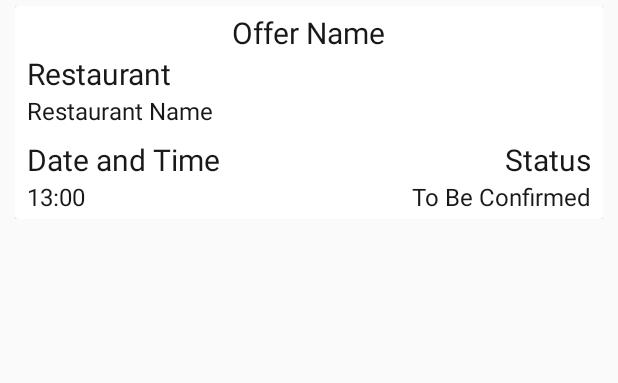
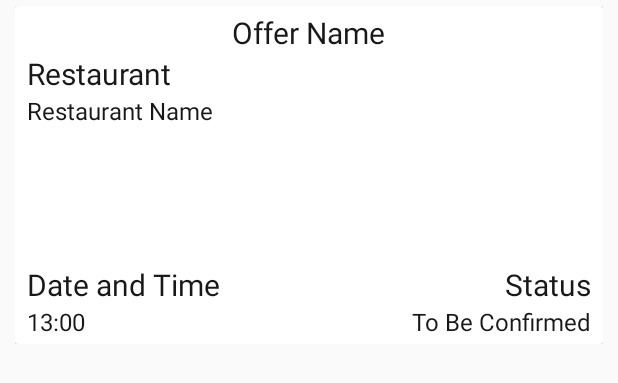
Before and after one commit to pmgrp/Lab4, an Android app: the layout user_reservation_card.xml on its own in the app's theme, with its tools: preview values and no code run, on a phone screen of 412 x 824 dp. Shown: the top 383 px of the screen. Run offline under Robolectric (Android 15) with nearby library versions, the phone set to English and light mode, and no system bars.

Commit message:
Changes from Clément : Name in toolbar and change of design for reservation card

```diff
--- a/app/src/main/AndroidManifest.xml
+++ b/app/src/main/AndroidManifest.xml
@@ -53,7 +53,7 @@
         <activity
             android:name=".UserActivityShowReservationDetails"
             android:label="@string/title_show_reservation_details"
-            android:parentActivityName=".UserActivityMain"
+            android:parentActivityName="UserActivityShowReservationDetails"
             android:screenOrientation="portrait"
             android:theme="@style/AppTheme">
             <meta-data
--- a/app/src/main/java/a15/group/lab4/UserActivityRestaurantProfile.java
+++ b/app/src/main/java/a15/group/lab4/UserActivityRestaurantProfile.java
@@ -24,14 +24,16 @@ public class UserActivityRestaurantProfile extends AppCompatActivity {
     @Override
     protected void onCreate(Bundle savedInstanceState) {
         super.onCreate(savedInstanceState);
+        SharedPreferences preferences = PreferenceManager.getDefaultSharedPreferences(this);
+        Gson gson = new Gson();
         setContentView(R.layout.user_activity_restaurant_profile);
         Toolbar toolbar = (Toolbar) findViewById(R.id.toolbar_restaurant_profile);
+        String json = preferences.getString("restaurant", null);
+        restaurant = gson.fromJson(json, Restaurant.class);
+        toolbar.setTitle(restaurant.getRestaurantName());
         setSupportActionBar(toolbar);
         getSupportActionBar().setDisplayHomeAsUpEnabled(true);
-        SharedPreferences preferences = PreferenceManager.getDefaultSharedPreferences(this);
-        Gson gson = new Gson();
 
-        String json = preferences.getString("restaurant", null);
         if (json != null) {
             restaurant = gson.fromJson(json, Restaurant.class);
 
--- a/app/src/main/java/a15/group/lab4/UserActivityShowOfferDetails.java
+++ b/app/src/main/java/a15/group/lab4/UserActivityShowOfferDetails.java
@@ -138,7 +138,7 @@ public class UserActivityShowOfferDetails extends AppCompatActivity
             //create new reservation
             myReservation = new Reservation();
             myReservation.setCustomer(dummyCustomer);
-            myReservation.setDate(Integer.toString(xday) + "-" + Integer.toString(xmonth) +"-" + Integer.toString(xyear));
+            myReservation.setDate(Integer.toString(xday) + "/" + Integer.toString(xmonth) +"/" + Integer.toString(xyear));
 
             String tempMin = Integer.toString(xminute);
             String tempMin2;
--- a/app/src/main/java/a15/group/lab4/UserActivityShowReservationDetails.java
+++ b/app/src/main/java/a15/group/lab4/UserActivityShowReservationDetails.java
@@ -75,7 +75,7 @@ public class UserActivityShowReservationDetails extends AppCompatActivity {
             textView = (TextView) findViewById(R.id.reservation_details_price);
             textView.setText(String.format(Locale.getDefault(), "%d", dailyOffer.getPrice()) + " €");
             textView = (TextView) findViewById(R.id.reservation_details_date_time);
-            textView.setText(reservation.getDate() + " " + reservation.getTime());
+            textView.setText(reservation.getDate() + " at " + reservation.getTime());
             textView = (TextView) findViewById(R.id.reservation_details_customer_name);
             textView.setText(customer.getName() + " " + customer.getSurname());
 
--- a/app/src/main/java/a15/group/lab4/UserAdapterShowReservations.java
+++ b/app/src/main/java/a15/group/lab4/UserAdapterShowReservations.java
@@ -2,12 +2,14 @@ package a15.group.lab4;
 
 import android.content.Intent;
 import android.content.SharedPreferences;
+import android.net.Uri;
 import android.preference.PreferenceManager;
 import android.support.v7.widget.CardView;
 import android.support.v7.widget.RecyclerView;
 import android.view.LayoutInflater;
 import android.view.View;
 import android.view.ViewGroup;
+import android.widget.ImageView;
 import android.widget.TextView;
 
 import com.google.gson.Gson;
@@ -31,6 +33,7 @@ public class UserAdapterShowReservations extends RecyclerView.Adapter<UserAdapte
         TextView restaurantName;
         TextView time;
         TextView status;
+        ImageView image;
 
         ReservationViewHolder(View itemView) {
             super(itemView);
@@ -39,6 +42,7 @@ public class UserAdapterShowReservations extends RecyclerView.Adapter<UserAdapte
             restaurantName = (TextView) itemView.findViewById(R.id.reservation_card_restaurant);
             time = (TextView) itemView.findViewById(R.id.reservation_card_time);
             status = (TextView) itemView.findViewById(R.id.reservation_card_status);
+            image = (ImageView) itemView.findViewById(R.id.reservation_card_image);
         }
     }
 
@@ -60,6 +64,7 @@ public class UserAdapterShowReservations extends RecyclerView.Adapter<UserAdapte
         reservationViewHolder.offerName.setText(reservations.get(i).getDailyOffer().getName());
         reservationViewHolder.restaurantName.setText(reservations.get(i).getDailyOffer().getRestaurantName());
         reservationViewHolder.time.setText(reservations.get(i).getDate() + " at " + reservations.get(i).getTime());
+        reservationViewHolder.image.setImageURI(Uri.parse(reservations.get(i).getDailyOffer().getPhoto()));
         int status = reservations.get(i).getStatus();
         switch (status) {
             case Reservation.ARRIVED:
--- a/app/src/main/res/layout/user_reservation_card.xml
+++ b/app/src/main/res/layout/user_reservation_card.xml
@@ -19,7 +19,7 @@
 
             <RelativeLayout
                 android:layout_width="match_parent"
-                android:layout_height="wrap_content"
+                android:layout_height="225dp"
                 android:paddingBottom="4dp"
                 android:paddingLeft="8dp"
                 android:paddingRight="8dp"
@@ -39,64 +39,80 @@
                     android:id="@+id/reservation_card_restaurant_title"
                     android:layout_width="wrap_content"
                     android:layout_height="wrap_content"
-                    android:layout_alignParentLeft="true"
-                    android:layout_alignParentStart="true"
-                    android:layout_below="@id/reservation_card_offer_name"
                     android:text="Restaurant"
                     android:textColor="@color/dark_text_color"
-                    android:textSize="20sp" />
+                    android:textSize="20sp"
+                    android:layout_below="@+id/reservation_card_offer_name"
+                    android:layout_alignParentLeft="true"
+                    android:layout_alignParentStart="true" />
+
 
                 <TextView
                     android:id="@+id/reservation_card_restaurant"
                     android:layout_width="match_parent"
                     android:layout_height="wrap_content"
-                    android:layout_alignParentLeft="true"
-                    android:layout_below="@id/reservation_card_restaurant_title"
                     android:paddingBottom="8dp"
                     android:text="Restaurant Name"
                     android:textColor="@color/dark_text_color"
-                    android:textSize="16sp" />
+                    android:textSize="16sp"
+                    android:layout_below="@+id/reservation_card_restaurant_title"
+                    android:layout_alignParentLeft="true"
+                    android:layout_alignParentStart="true" />
 
                 <TextView
                     android:id="@+id/reservation_card_time_title"
                     android:layout_width="wrap_content"
                     android:layout_height="wrap_content"
-                    android:layout_alignParentLeft="true"
-                    android:layout_below="@id/reservation_card_restaurant"
                     android:text="Date and Time"
                     android:textColor="@color/dark_text_color"
-                    android:textSize="20sp" />
+                    android:textSize="20sp"
+                    android:layout_above="@+id/reservation_card_time"
+                    android:layout_alignParentLeft="true"
+                    android:layout_alignParentStart="true" />
 
                 <TextView
                     android:id="@+id/reservation_card_time"
                     android:layout_width="wrap_content"
                     android:layout_height="wrap_content"
-                    android:layout_alignParentLeft="true"
-                    android:layout_below="@id/reservation_card_time_title"
                     android:text="13:00"
                     android:textColor="@color/dark_text_color"
-                    android:textSize="16sp" />
+                    android:textSize="16sp"
+                    android:layout_alignParentBottom="true"
+                    android:layout_alignParentLeft="true"
+                    android:layout_alignParentStart="true" />
 
                 <TextView
                     android:id="@+id/reservation_card_status_title"
                     android:layout_width="wrap_content"
                     android:layout_height="wrap_content"
-                    android:layout_alignParentRight="true"
-                    android:layout_below="@id/reservation_card_restaurant"
                     android:text="Status"
                     android:textColor="@color/dark_text_color"
-                    android:textSize="20sp" />
+                    android:textSize="20sp"
+                    android:layout_alignTop="@+id/reservation_card_time_title"
+                    android:layout_alignRight="@+id/reservation_card_restaurant"
+                    android:layout_alignEnd="@+id/reservation_card_restaurant" />
 
                 <TextView
                     android:id="@+id/reservation_card_status"
                     android:layout_width="wrap_content"
                     android:layout_height="wrap_content"
-                    android:layout_alignParentEnd="true"
-                    android:layout_alignParentRight="true"
-                    android:layout_below="@id/reservation_card_status_title"
                     android:text="To Be Confirmed"
                     android:textColor="@color/dark_text_color"
-                    android:textSize="16sp" />
+                    android:textSize="16sp"
+                    android:layout_alignTop="@+id/reservation_card_time"
+                    android:layout_alignParentRight="true"
+                    android:layout_alignParentEnd="true" />
+
+                <ImageView
+                    android:layout_width="wrap_content"
+                    android:layout_height="wrap_content"
+                    android:id="@+id/reservation_card_image"
+                    android:layout_alignRight="@+id/reservation_card_restaurant"
+                    android:layout_alignEnd="@+id/reservation_card_restaurant"
+                    android:layout_toEndOf="@+id/reservation_card_time_title"
+                    android:layout_alignTop="@+id/reservation_card_restaurant_title"
+                    android:layout_above="@+id/reservation_card_time_title"
+                    android:layout_toRightOf="@+id/reservation_card_time_title" />
             </RelativeLayout>
         </LinearLayout>
     </android.support.v7.widget.CardView>
```
